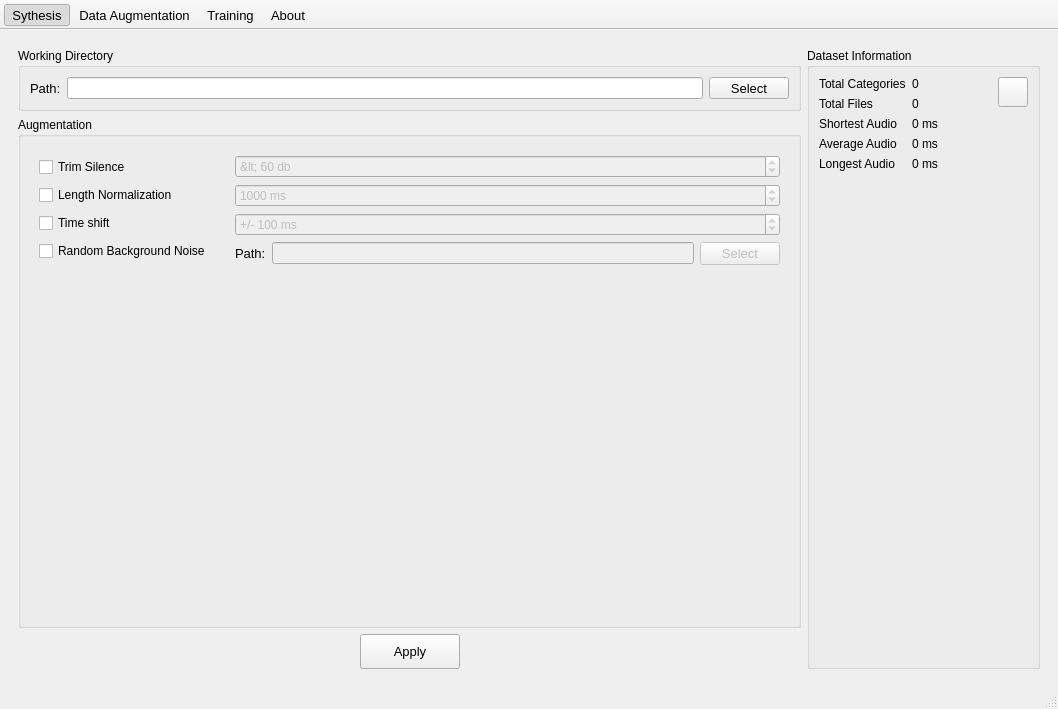
First picture: the form in ui/qtDesigner/mainWindow.ui, repository DennisSentler/kwsCoach, before the edit.
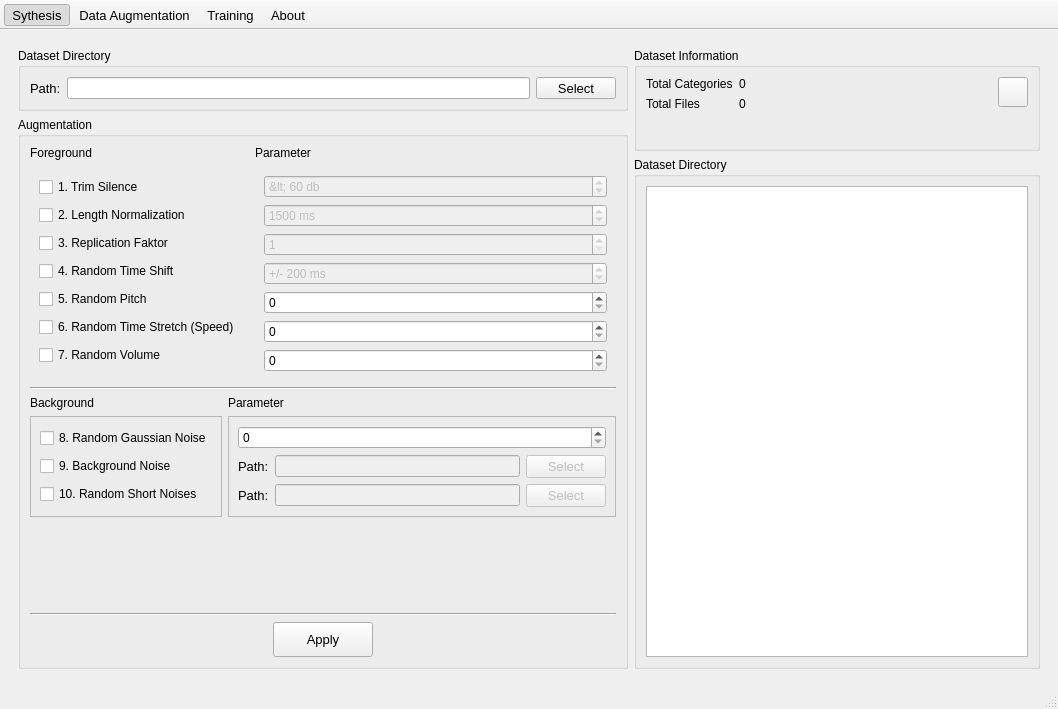
Second picture: the form after the edit. Icons and pictures are not drawn.

Commit message: implemented dataset model

The edit to the form file:
```diff
--- a/ui/qtDesigner/mainWindow.ui
+++ b/ui/qtDesigner/mainWindow.ui
@@ -746,9 +746,9 @@
        </layout>
       </widget>
       <widget class="QWidget" name="augmentation_page">
-       <layout class="QGridLayout" name="gridLayout_15">
-        <item row="0" column="0">
-         <layout class="QVBoxLayout" name="verticalLayout_4" stretch="0,10,0">
+       <layout class="QHBoxLayout" name="horizontalLayout_7" stretch="3,2">
+        <item>
+         <layout class="QVBoxLayout" name="verticalLayout_10">
           <item>
            <widget class="QGroupBox" name="dir_box_2">
             <property name="sizePolicy">
@@ -758,7 +758,7 @@
              </sizepolicy>
             </property>
             <property name="title">
-             <string>Working Directory</string>
+             <string>Dataset Directory</string>
             </property>
             <layout class="QGridLayout" name="gridLayout_14" rowstretch="0">
              <property name="sizeConstraint">
@@ -799,8 +799,19 @@
             <property name="title">
              <string>Augmentation</string>
             </property>
-            <layout class="QFormLayout" name="formLayout_2">
-             <item row="0" column="0">
+            <property name="alignment">
+             <set>Qt::AlignLeading|Qt::AlignLeft|Qt::AlignTop</set>
+            </property>
+            <property name="flat">
+             <bool>false</bool>
+            </property>
+            <property name="checkable">
+             <bool>false</bool>
+            </property>
+            <layout class="QVBoxLayout" name="verticalLayout_4">
+             <item>
+              <layout class="QFormLayout" name="foreground_form">
+               <item row="1" column="0">
               <widget class="QFrame" name="frame_3">
                <property name="sizePolicy">
                 <sizepolicy hsizetype="Maximum" vsizetype="Preferred">
@@ -821,7 +832,7 @@
                 <item>
                  <widget class="QCheckBox" name="trim_silence_checkBox">
                   <property name="text">
-                   <string>Trim Silence</string>
+                     <string>1. Trim Silence</string>
                   </property>
                  </widget>
                 </item>
@@ -831,7 +842,14 @@
                    <string>This option adjusts all your audio files to a defined length in milliseconds. Be sure to choose a size greater than the minimal length of your longest audio.</string>
                   </property>
                   <property name="text">
-                   <string>Length Normalization</string>
+                     <string>2. Length Normalization</string>
+                    </property>
+                   </widget>
+                  </item>
+                  <item>
+                   <widget class="QCheckBox" name="replication_checkBox">
+                    <property name="text">
+                     <string>3. Replication Faktor</string>
                   </property>
                  </widget>
                 </item>
@@ -841,24 +859,35 @@
                    <string>This option moves the audio content on the Timeline. Either left or right. It randomly chooses a shift up to your defined maximum amount.</string>
                   </property>
                   <property name="text">
-                   <string>Time shift</string>
+                     <string>4. Random Time Shift</string>
                   </property>
                  </widget>
                 </item>
                 <item>
-                 <widget class="QCheckBox" name="rand_background_checkBox">
-                  <property name="toolTip">
-                   <string>This option adds random background noise to your clean audio content. Choose this option only if you know that your dataset contains no background noise.</string>
-                  </property>
+                   <widget class="QCheckBox" name="pitch_checkBox">
+                    <property name="text">
+                     <string>5. Random Pitch</string>
+                    </property>
+                   </widget>
+                  </item>
+                  <item>
+                   <widget class="QCheckBox" name="time_stretch_checkBox">
                   <property name="text">
-                   <string>Random Background Noise</string>
+                     <string>6. Random Time Stretch (Speed)</string>
+                    </property>
+                   </widget>
+                  </item>
+                  <item>
+                   <widget class="QCheckBox" name="volume_checkBox">
+                    <property name="text">
+                     <string>7. Random Volume</string>
                   </property>
                  </widget>
                 </item>
                </layout>
               </widget>
              </item>
-             <item row="0" column="1">
+               <item row="1" column="1">
               <widget class="QFrame" name="frame_4">
                <property name="frameShape">
                 <enum>QFrame::NoFrame</enum>
@@ -928,7 +957,20 @@
                    <number>100</number>
                   </property>
                   <property name="value">
-                   <number>1000</number>
+                     <number>1500</number>
+                    </property>
+                   </widget>
+                  </item>
+                  <item>
+                   <widget class="QSpinBox" name="replication_dial">
+                    <property name="enabled">
+                     <bool>false</bool>
+                    </property>
+                    <property name="minimum">
+                     <number>1</number>
+                    </property>
+                    <property name="maximum">
+                     <number>10</number>
                   </property>
                  </widget>
                 </item>
@@ -953,7 +995,7 @@
                    <number>100</number>
                   </property>
                   <property name="value">
-                   <number>100</number>
+                     <number>200</number>
                   </property>
                   <property name="displayIntegerBase">
                    <number>10</number>
@@ -961,6 +1003,91 @@
                  </widget>
                 </item>
                 <item>
+                   <widget class="QSpinBox" name="spinBox"/>
+                  </item>
+                  <item>
+                   <widget class="QSpinBox" name="spinBox_2"/>
+                  </item>
+                  <item>
+                   <widget class="QSpinBox" name="spinBox_3"/>
+                  </item>
+                 </layout>
+                </widget>
+               </item>
+               <item row="0" column="0">
+                <widget class="QLabel" name="label_7">
+                 <property name="text">
+                  <string>Foreground</string>
+                 </property>
+                </widget>
+               </item>
+               <item row="0" column="1">
+                <widget class="QLabel" name="label_9">
+                 <property name="text">
+                  <string>Parameter</string>
+                 </property>
+                </widget>
+               </item>
+              </layout>
+             </item>
+             <item>
+              <widget class="Line" name="line_5">
+               <property name="orientation">
+                <enum>Qt::Horizontal</enum>
+               </property>
+              </widget>
+             </item>
+             <item>
+              <layout class="QFormLayout" name="background_form">
+               <item row="1" column="0">
+                <widget class="QFrame" name="frame">
+                 <property name="frameShape">
+                  <enum>QFrame::StyledPanel</enum>
+                 </property>
+                 <property name="frameShadow">
+                  <enum>QFrame::Raised</enum>
+                 </property>
+                 <layout class="QVBoxLayout" name="verticalLayout_6">
+                  <item>
+                   <widget class="QCheckBox" name="guassian_noise_checkBox">
+                    <property name="text">
+                     <string>8. Random Gaussian Noise</string>
+                    </property>
+                   </widget>
+                  </item>
+                  <item>
+                   <widget class="QCheckBox" name="rand_background_checkBox">
+                    <property name="toolTip">
+                     <string>This option adds random background noise to your clean audio content. Choose this option only if you know that your dataset contains no background noise.</string>
+                    </property>
+                    <property name="text">
+                     <string>9. Background Noise</string>
+                    </property>
+                   </widget>
+                  </item>
+                  <item>
+                   <widget class="QCheckBox" name="short_noises_checkBox">
+                    <property name="text">
+                     <string>10. Random Short Noises</string>
+                    </property>
+                   </widget>
+                  </item>
+                 </layout>
+                </widget>
+               </item>
+               <item row="1" column="1">
+                <widget class="QFrame" name="frame_2">
+                 <property name="frameShape">
+                  <enum>QFrame::StyledPanel</enum>
+                 </property>
+                 <property name="frameShadow">
+                  <enum>QFrame::Raised</enum>
+                 </property>
+                 <layout class="QVBoxLayout" name="verticalLayout_7">
+                  <item>
+                   <widget class="QSpinBox" name="spinBox_4"/>
+                  </item>
+                  <item>
                  <layout class="QHBoxLayout" name="horizontalLayout_3">
                   <item>
                    <widget class="QLabel" name="path_text_3">
@@ -998,17 +1125,85 @@
                   </item>
                  </layout>
                 </item>
-               </layout>
-              </widget>
-             </item>
-            </layout>
+                  <item>
+                   <layout class="QHBoxLayout" name="horizontalLayout_6">
+                    <item>
+                     <widget class="QLabel" name="path_text_4">
+                      <property name="font">
+                       <font>
+                        <pointsize>10</pointsize>
+                       </font>
+                      </property>
+                      <property name="text">
+                       <string>Path:</string>
+                      </property>
+                     </widget>
+                    </item>
+                    <item>
+                     <widget class="QLineEdit" name="path_short_noises_input">
+                      <property name="enabled">
+                       <bool>false</bool>
+                      </property>
+                     </widget>
+                    </item>
+                    <item>
+                     <widget class="QPushButton" name="path_short_noises_button">
+                      <property name="enabled">
+                       <bool>false</bool>
+                      </property>
+                      <property name="font">
+                       <font>
+                        <pointsize>10</pointsize>
+                       </font>
+                      </property>
+                      <property name="text">
+                       <string>Select</string>
+                      </property>
+                     </widget>
+                    </item>
+                   </layout>
+                  </item>
+                 </layout>
+                </widget>
+               </item>
+               <item row="0" column="0">
+                <widget class="QLabel" name="label_8">
+                 <property name="text">
+                  <string>Background</string>
+                 </property>
+                </widget>
+               </item>
+               <item row="0" column="1">
+                <widget class="QLabel" name="label_10">
+                 <property name="text">
+                  <string>Parameter</string>
+                 </property>
+                </widget>
+               </item>
+              </layout>
+             </item>
+             <item>
+              <spacer name="verticalSpacer_2">
+               <property name="orientation">
+                <enum>Qt::Vertical</enum>
+               </property>
+               <property name="sizeHint" stdset="0">
+                <size>
+                 <width>20</width>
+                 <height>40</height>
+                </size>
+               </property>
+              </spacer>
+             </item>
+             <item>
+              <widget class="Line" name="line_6">
+               <property name="orientation">
+                <enum>Qt::Horizontal</enum>
+               </property>
            </widget>
           </item>
           <item>
            <layout class="QHBoxLayout" name="horizontalLayout_5">
-            <property name="sizeConstraint">
-             <enum>QLayout::SetMinimumSize</enum>
-            </property>
             <item>
              <spacer name="horizontalSpacer_4">
               <property name="orientation">
@@ -1072,8 +1267,13 @@
            </layout>
           </item>
          </layout>
-        </item>
-        <item row="0" column="1">
+           </widget>
+          </item>
+         </layout>
+        </item>
+        <item>
+         <layout class="QVBoxLayout" name="verticalLayout_9" stretch="2,10">
+          <item>
          <widget class="QGroupBox" name="groupBox">
           <property name="sizePolicy">
            <sizepolicy hsizetype="Minimum" vsizetype="Preferred">
@@ -1130,66 +1330,6 @@
                </property>
               </widget>
              </item>
-             <item row="2" column="0">
-              <widget class="QLabel" name="label_5">
-               <property name="text">
-                <string>Shortest Audio</string>
-               </property>
-              </widget>
-             </item>
-             <item row="2" column="1">
-              <widget class="QLabel" name="shortest_audio_length_label">
-               <property name="minimumSize">
-                <size>
-                 <width>80</width>
-                 <height>0</height>
-                </size>
-               </property>
-               <property name="text">
-                <string>0 ms</string>
-               </property>
-              </widget>
-             </item>
-             <item row="3" column="0">
-              <widget class="QLabel" name="label_6">
-               <property name="text">
-                <string>Average Audio</string>
-               </property>
-              </widget>
-             </item>
-             <item row="3" column="1">
-              <widget class="QLabel" name="average_audio_length_label">
-               <property name="minimumSize">
-                <size>
-                 <width>80</width>
-                 <height>0</height>
-                </size>
-               </property>
-               <property name="text">
-                <string>0 ms</string>
-               </property>
-              </widget>
-             </item>
-             <item row="4" column="0">
-              <widget class="QLabel" name="label_11">
-               <property name="text">
-                <string>Longest Audio</string>
-               </property>
-              </widget>
-             </item>
-             <item row="4" column="1">
-              <widget class="QLabel" name="longest_audio_length_label">
-               <property name="minimumSize">
-                <size>
-                 <width>80</width>
-                 <height>0</height>
-                </size>
-               </property>
-               <property name="text">
-                <string>0 ms</string>
-               </property>
-              </widget>
-             </item>
             </layout>
            </item>
            <item>
@@ -1256,6 +1396,20 @@
           </layout>
          </widget>
         </item>
+          <item>
+           <widget class="QGroupBox" name="groupBox_3">
+            <property name="title">
+             <string>Dataset Directory</string>
+            </property>
+            <layout class="QVBoxLayout" name="verticalLayout_8">
+             <item>
+              <widget class="QTreeView" name="files_view"/>
+             </item>
+            </layout>
+           </widget>
+          </item>
+         </layout>
+        </item>
        </layout>
       </widget>
       <widget class="QWidget" name="training_page"/>
```
Left out of the diff: 48 changed lines with no effect on the pictures. Lines whose indentation alone changed are shown as unchanged. The commit also changes 4 other files.
